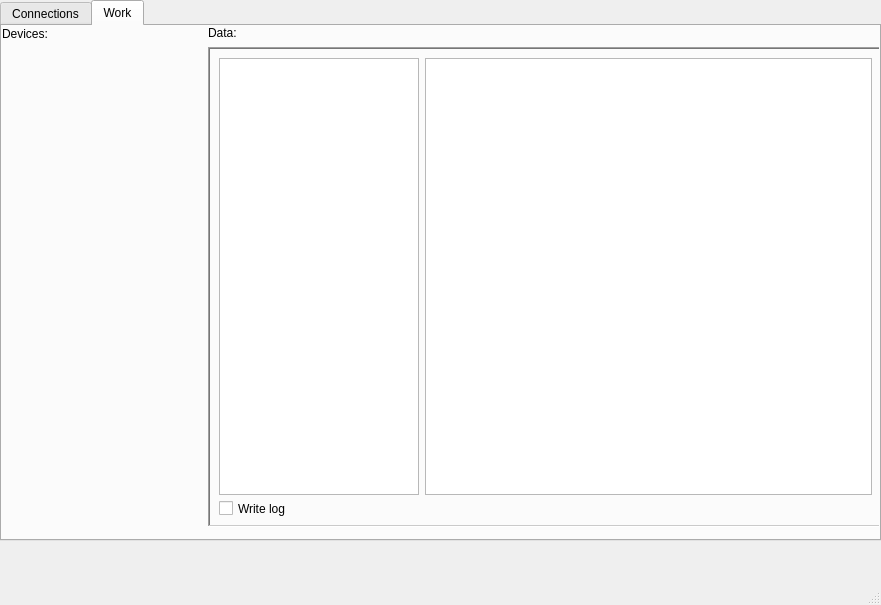
Old version of the form mainwindow.ui in the repository nghtsnw/etrodiag.
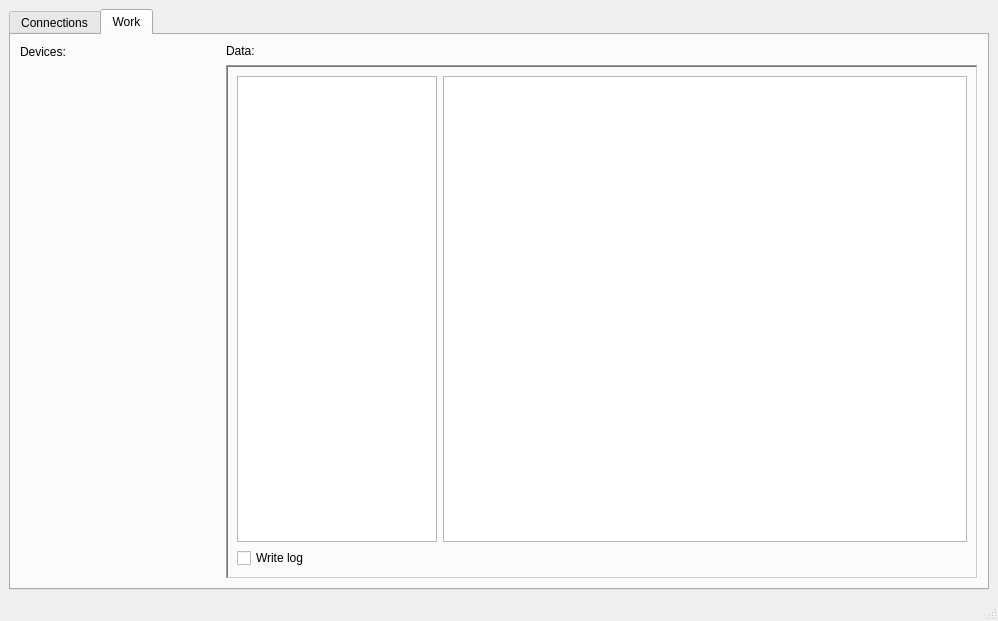
New version of the form.

Diff of the .ui file:
```diff
--- a/mainwindow.ui
+++ b/mainwindow.ui
@@ -6,12 +6,12 @@
    <rect>
     <x>0</x>
     <y>0</y>
-    <width>881</width>
-    <height>605</height>
+    <width>998</width>
+    <height>621</height>
    </rect>
   </property>
   <property name="sizePolicy">
-   <sizepolicy hsizetype="Expanding" vsizetype="Expanding">
+   <sizepolicy hsizetype="Minimum" vsizetype="Minimum">
     <horstretch>0</horstretch>
     <verstretch>0</verstretch>
    </sizepolicy>
@@ -20,26 +20,14 @@
    <string>ETRO diagnostic tool</string>
   </property>
   <widget class="QWidget" name="centralwidget">
-   <property name="maximumSize">
-    <size>
-     <width>887</width>
-     <height>553</height>
-    </size>
-   </property>
+   <layout class="QHBoxLayout" name="horizontalLayout">
+    <item>
    <widget class="QTabWidget" name="tabWidget">
-    <property name="geometry">
-     <rect>
-      <x>0</x>
-      <y>0</y>
-      <width>881</width>
-      <height>541</height>
-     </rect>
-    </property>
-    <property name="maximumSize">
-     <size>
-      <width>881</width>
-      <height>541</height>
-     </size>
+      <property name="sizePolicy">
+       <sizepolicy hsizetype="Preferred" vsizetype="Preferred">
+        <horstretch>0</horstretch>
+        <verstretch>0</verstretch>
+       </sizepolicy>
     </property>
     <property name="tabPosition">
      <enum>QTabWidget::North</enum>
@@ -77,43 +65,36 @@
      </attribute>
     </widget>
     <widget class="QWidget" name="tab_work">
-     <property name="maximumSize">
-      <size>
-       <width>877</width>
-       <height>503</height>
-      </size>
-     </property>
      <attribute name="title">
       <string>Work</string>
      </attribute>
-     <widget class="QWidget" name="horizontalLayoutWidget">
-      <property name="geometry">
-       <rect>
-        <x>0</x>
-        <y>0</y>
-        <width>881</width>
-        <height>501</height>
-       </rect>
-      </property>
+       <layout class="QHBoxLayout" name="horizontalLayout_2">
+        <item>
       <layout class="QGridLayout" name="gridLayout">
        <property name="sizeConstraint">
-        <enum>QLayout::SetMinimumSize</enum>
+           <enum>QLayout::SetDefaultConstraint</enum>
        </property>
        <item row="1" column="0">
         <widget class="QFrame" name="devArea">
          <property name="sizePolicy">
-          <sizepolicy hsizetype="Preferred" vsizetype="Expanding">
+             <sizepolicy hsizetype="Fixed" vsizetype="Preferred">
            <horstretch>0</horstretch>
            <verstretch>0</verstretch>
           </sizepolicy>
          </property>
+            <property name="minimumSize">
+             <size>
+              <width>200</width>
+              <height>0</height>
+             </size>
+            </property>
          <layout class="QVBoxLayout" name="devAreaLay"/>
         </widget>
        </item>
        <item row="0" column="0">
         <widget class="QLabel" name="label">
          <property name="sizePolicy">
-          <sizepolicy hsizetype="Minimum" vsizetype="Fixed">
+             <sizepolicy hsizetype="Preferred" vsizetype="Fixed">
            <horstretch>0</horstretch>
            <verstretch>0</verstretch>
           </sizepolicy>
@@ -132,7 +113,7 @@
        <item row="0" column="1">
         <widget class="QLabel" name="label_2">
          <property name="sizePolicy">
-          <sizepolicy hsizetype="Expanding" vsizetype="Fixed">
+             <sizepolicy hsizetype="Preferred" vsizetype="Fixed">
            <horstretch>0</horstretch>
            <verstretch>0</verstretch>
           </sizepolicy>
@@ -145,7 +126,7 @@
        <item row="1" column="1">
         <widget class="QFrame" name="rightFrame">
          <property name="sizePolicy">
-          <sizepolicy hsizetype="Expanding" vsizetype="Preferred">
+             <sizepolicy hsizetype="Preferred" vsizetype="Preferred">
            <horstretch>0</horstretch>
            <verstretch>0</verstretch>
           </sizepolicy>
@@ -160,7 +141,7 @@
           <item row="0" column="0">
            <widget class="QTreeView" name="valueArea">
             <property name="sizePolicy">
-             <sizepolicy hsizetype="Expanding" vsizetype="Preferred">
+                <sizepolicy hsizetype="Fixed" vsizetype="Preferred">
               <horstretch>0</horstretch>
               <verstretch>0</verstretch>
              </sizepolicy>
@@ -176,7 +157,7 @@
           <item row="1" column="0">
            <widget class="QCheckBox" name="writeLogCheckBox">
             <property name="sizePolicy">
-             <sizepolicy hsizetype="Minimum" vsizetype="Minimum">
+                <sizepolicy hsizetype="Preferred" vsizetype="Preferred">
               <horstretch>0</horstretch>
               <verstretch>0</verstretch>
              </sizepolicy>
@@ -184,7 +165,7 @@
             <property name="maximumSize">
              <size>
               <width>16777215</width>
-              <height>15</height>
+                 <height>20</height>
              </size>
             </property>
             <property name="text">
@@ -195,7 +176,7 @@
           <item row="0" column="1">
            <widget class="QPlainTextEdit" name="logArea">
             <property name="sizePolicy">
-             <sizepolicy hsizetype="Expanding" vsizetype="Preferred">
+                <sizepolicy hsizetype="Preferred" vsizetype="Preferred">
               <horstretch>0</horstretch>
               <verstretch>0</verstretch>
              </sizepolicy>
@@ -206,9 +187,12 @@
         </widget>
        </item>
       </layout>
-     </widget>
-    </widget>
-   </widget>
+        </item>
+       </layout>
+      </widget>
+     </widget>
+    </item>
+   </layout>
   </widget>
   <widget class="QMenuBar" name="menubar">
    <property name="geometry">
```
Left out of the diff: 10 changed lines with no effect on the pictures. Lines whose indentation alone changed are shown as unchanged.
